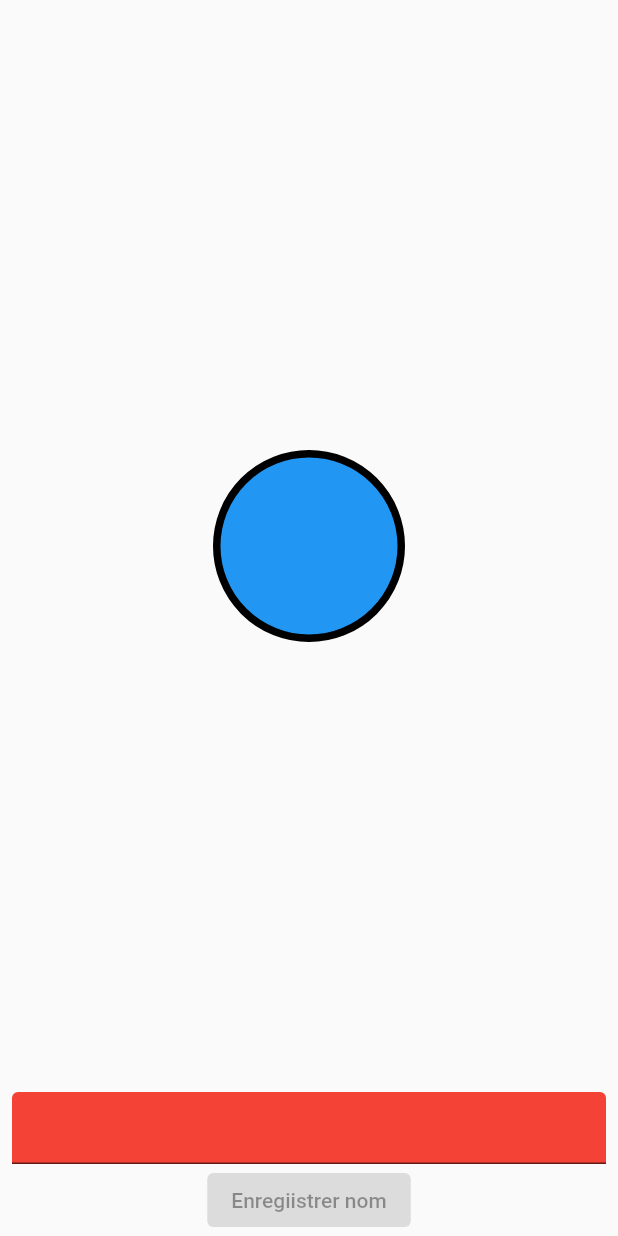
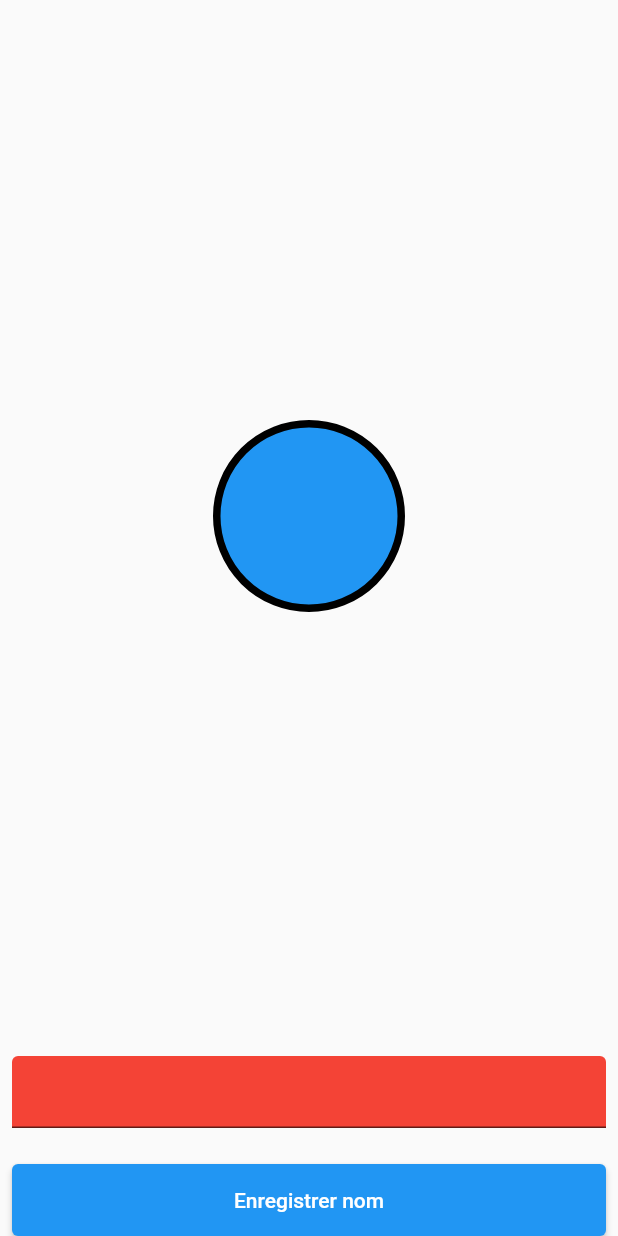
Before and after one commit to Noa-Fish/littlewords, a Flutter app: the screen it shows after launch, on a phone screen of 412 x 824 dp. Run offline on Flutter 3.47's test engine with Material 2 defaults, Android fonts, the phone set to English and light mode, and no system bars; our stand-ins replace flutter_riverpod, shared_preferences.

Commit message:
add login button

```diff
--- a/lib/app.dart
+++ b/lib/app.dart
@@ -29,7 +29,7 @@ class _Routing extends ConsumerWidget {
   }
   Widget _whenData(String? username) {
     if (null== username) {
-      return const LoginRoute();
+      return  LoginRoute();
     }
     return const HomeRoute();
   }
--- a/lib/routes/login/login_route.dart
+++ b/lib/routes/login/login_route.dart
@@ -2,14 +2,16 @@ import 'package:flutter/material.dart' ;
 import 'package:littlewords/widgets/littlewords_logo.dart';
 
 class LoginRoute extends StatelessWidget {
-  const LoginRoute({Key? key}) : super(key: key);
+  LoginRoute({Key? key}) : super(key: key);
+
+  final _txtController = TextEditingController();
 
   @override
   Widget build(BuildContext context) {
     return Scaffold(
       body: Column(
         mainAxisAlignment: MainAxisAlignment.end,
-        children  : const [
+        children  :  [
           Spacer(),
 
           LittlewordsLogo(),
@@ -17,17 +19,30 @@ class LoginRoute extends StatelessWidget {
           Spacer(),
 
           Padding(
-            padding: EdgeInsets.symmetric(horizontal: 8),
+            padding: EdgeInsets.symmetric(horizontal: 8 , vertical: 16),
             child: TextField(
+              controller: _txtController,
               decoration: InputDecoration(
                   fillColor: Colors.red,
                   filled: true),
               ),
           ),
-          ElevatedButton(
-              onPressed: null,
-              child: Text('Enregiistrer nom'))
+          Padding(
+            padding: EdgeInsets.only(top: 8.0,left: 8.0,right: 8.0),
+            child: ElevatedButton(
+                onPressed: _onPressed,
+                style: ElevatedButton.styleFrom(
+                  minimumSize:Size.fromHeight(48)
+                ),
+                child :Text('Enregistrer nom')
+            ),
+          )
         ]),
     );
   }
+
+  void _onPressed() {
+    var text = _txtController.text;
+    print('Text: $text');
+  }
 }
```
